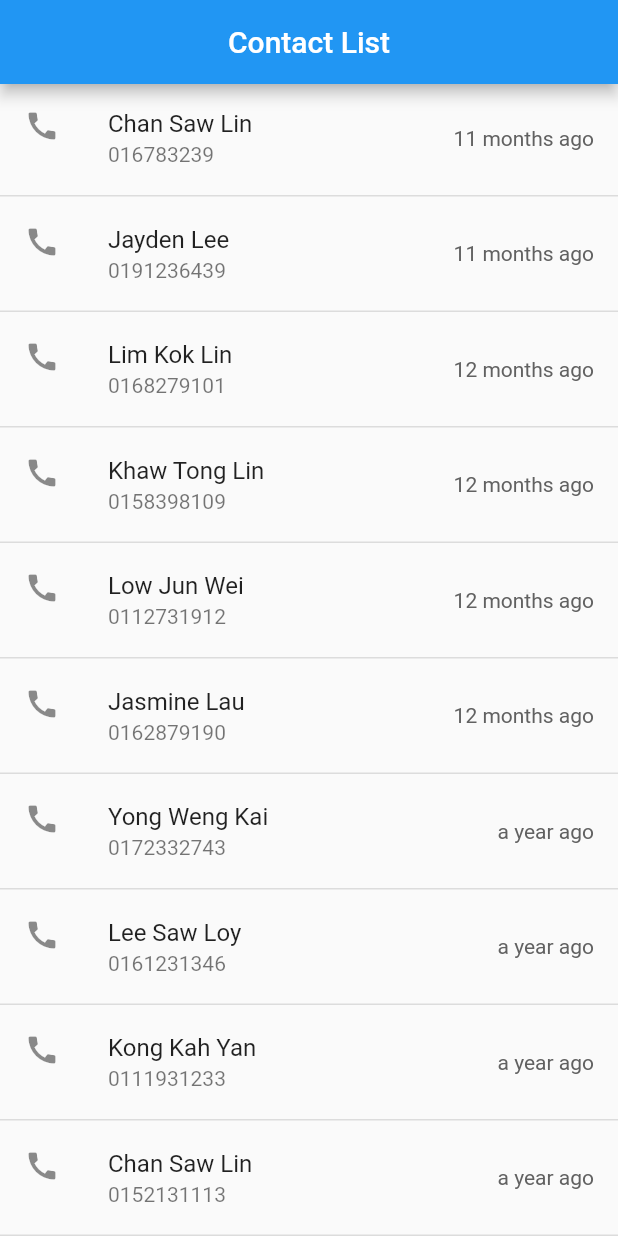
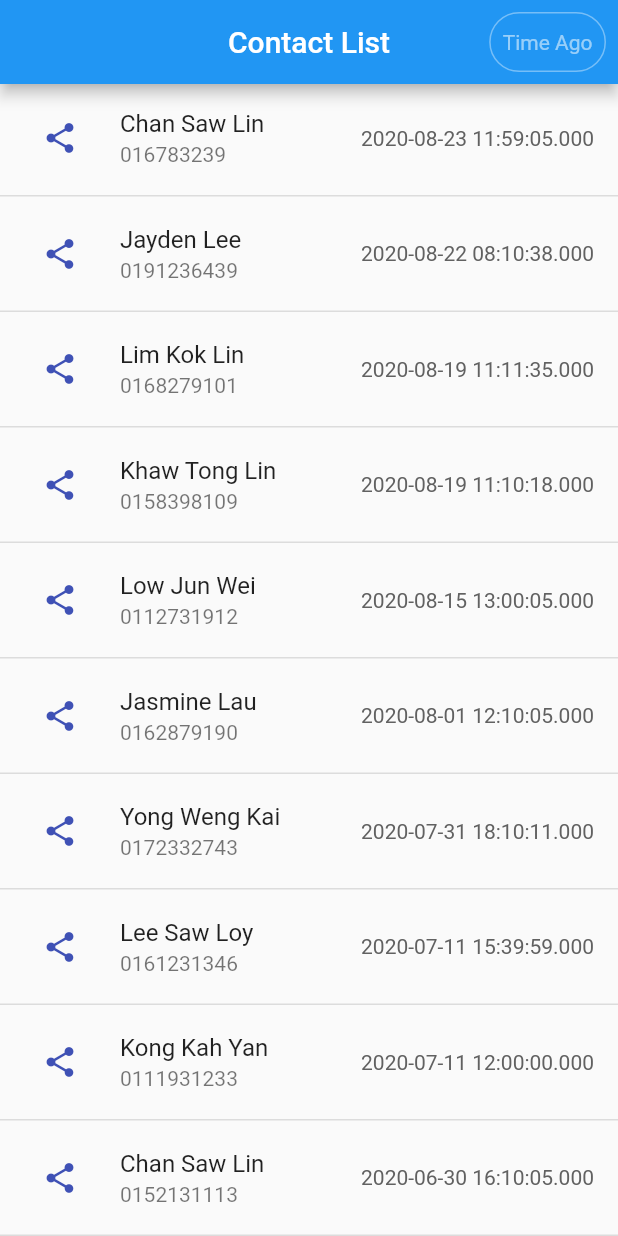
Before and after one commit to abdallaayman21/contact_list, a Flutter app: the screen it shows after launch, on a phone screen of 412 x 824 dp. Run offline on Flutter 3.47's test engine with Material 2 defaults, Android fonts, the phone set to English and light mode, and no system bars; our stand-ins replace faker, jiffy, shared_preferences.

Commit message:
Finished the 'Time Ago' toggle button

```diff
--- a/lib/screens/home_screen.dart
+++ b/lib/screens/home_screen.dart
@@ -3,6 +3,7 @@ import 'package:faker/faker.dart';
 import 'package:flutter/material.dart';
 import 'package:flutter/services.dart';
 import 'package:jiffy/jiffy.dart';
+import 'package:shared_preferences/shared_preferences.dart';
 
 class HomeScreen extends StatefulWidget {
   HomeScreen({Key? key, required this.title}) : super(key: key);
@@ -39,13 +40,61 @@ class _HomeScreenState extends State<HomeScreen> {
   // ];
 
   List contactList = [];
+  bool isTimeAgo = false;
+  bool isLoading = true;
 
   @override
   Widget build(BuildContext context) {
+    if (isLoading)
+      Future.microtask(() async {
+        SharedPreferences storage = await SharedPreferences.getInstance();
+        setState(() {
+          isTimeAgo = storage.getBool('timeAgo') == null
+              ? false
+              : storage.getBool('timeAgo')!;
+          isLoading = false;
+        });
+      });
+
     return Scaffold(
       appBar: AppBar(
         title: Text(widget.title),
         centerTitle: true,
+        backwardsCompatibility: false,
+        actions: [
+          Padding(
+            padding: const EdgeInsets.all(8.0),
+            child: isLoading
+                ? Center(
+                    child: CircularProgressIndicator(
+                      backgroundColor: Colors.white,
+                    ),
+                  )
+                : ToggleButtons(
+                    fillColor: Colors.white,
+                    color: Colors.white54,
+                    borderColor: Colors.white38,
+                    selectedColor: Colors.indigo,
+                    children: [
+                      Padding(
+                        padding: const EdgeInsets.symmetric(horizontal: 8.0),
+                        child: Text('Time Ago'),
+                      ),
+                    ],
+                    borderRadius: BorderRadius.circular(20),
+                    isSelected: [isTimeAgo],
+                    onPressed: (i) async {
+                      setState(() {
+                        isTimeAgo = !isTimeAgo;
+                      });
+                      SharedPreferences storage =
+                          await SharedPreferences.getInstance();
+                      await storage.setBool('timeAgo', isTimeAgo);
+                      print(isTimeAgo);
+                    },
+                  ),
+          ),
+        ],
       ),
       body: Center(
         child: FutureBuilder(
@@ -107,15 +156,22 @@ class _HomeScreenState extends State<HomeScreen> {
                       var data = contactList[i];
                       DateTime time = DateTime.parse(data['check-in']);
                       return ListTile(
+                        leading: IconButton(
+                          icon: Icon(
+                            Icons.share,
+                            color: Colors.indigo,
+                          ),
+                          padding: EdgeInsets.all(0.0),
+                          onPressed: () {},
+                        ),
                         title: Text(data['user']),
                         subtitle: Text(data['phone']),
                         trailing: Text(
-                          Jiffy(time).fromNow(),
+                          isTimeAgo ? Jiffy(time).fromNow() : time.toString(),
                           style: TextStyle(
                             color: Colors.grey[700],
                           ),
                         ),
-                        leading: Icon(Icons.call),
                       );
                     },
                   ),
```
